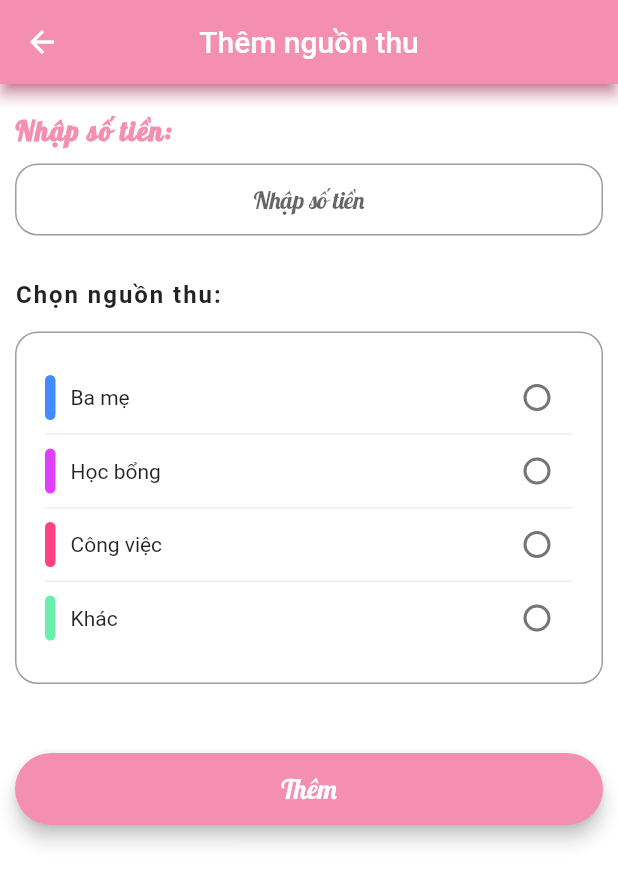
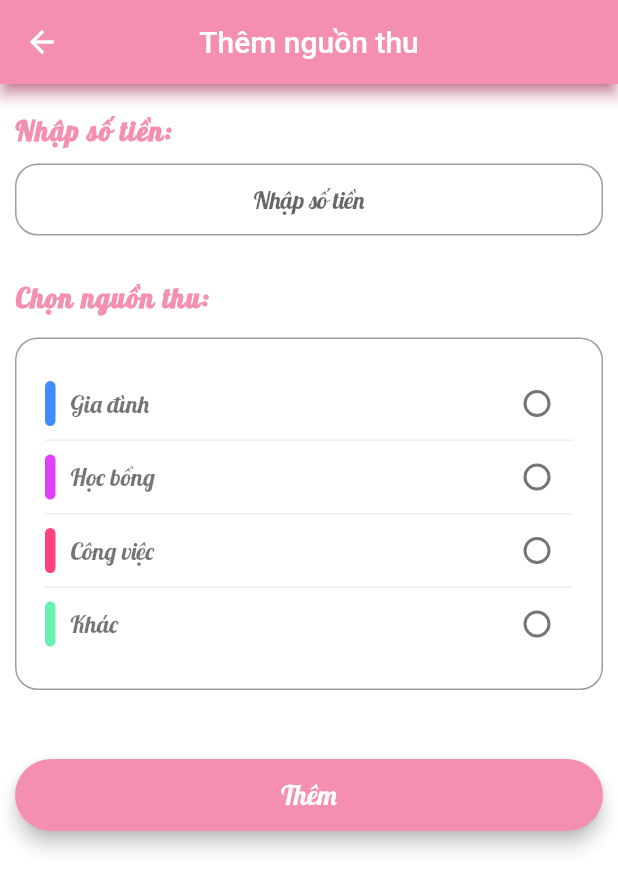
Before and after one commit to leaimy/AppQuanLyChiTieuCaNhan, a Flutter app: the ThemKhoanThuPage screen opened directly, on a phone screen of 412 x 824 dp. Shown: the top 890 px of the screen. Run offline on Flutter 3.47's test engine with Material 2 defaults, Android fonts, the phone set to English and light mode, and no system bars; our stand-ins replace date_time_picker, flutter_calendar_carousel, flutter_local_notifications, font_awesome_flutter, rxdart.

Commit message:
Đồng bộ font chữ 🐶🐶🐶

```diff
--- a/quan_ly_chi_tieu_ca_nhan/lib/screens/quan_ly_tien/them_khoan_thu_page.dart
+++ b/quan_ly_chi_tieu_ca_nhan/lib/screens/quan_ly_tien/them_khoan_thu_page.dart
@@ -35,11 +35,7 @@ class ThemKhoanThuPage extends StatelessWidget {
                   children: [
                     Text(
                       'Chọn nguồn thu:',
-                      style: TextStyle(
-                        fontWeight: FontWeight.bold,
-                        fontSize: 16.0,
-                        letterSpacing: 1.3,
-                      ),
+                      style: kTitleTextStyle,
                     ),
                     SizedBox(height: 15.0),
                     Container(
@@ -74,7 +70,10 @@ class ThemKhoanThuPage extends StatelessWidget {
                                       ),
                                     ),
                                     SizedBox(width: 10.0),
-                                    Text('Ba mẹ'),
+                                    Text(
+                                      'Gia đình',
+                                      style: kNguonThuItemStyle,
+                                    ),
                                   ],
                                 ),
                                 Radio(
@@ -105,7 +104,10 @@ class ThemKhoanThuPage extends StatelessWidget {
                                       ),
                                     ),
                                     SizedBox(width: 10.0),
-                                    Text('Học bổng'),
+                                    Text(
+                                      'Học bổng',
+                                      style: kNguonThuItemStyle,
+                                    ),
                                   ],
                                 ),
                                 Radio(
@@ -136,7 +138,10 @@ class ThemKhoanThuPage extends StatelessWidget {
                                       ),
                                     ),
                                     SizedBox(width: 10.0),
-                                    Text('Công việc'),
+                                    Text(
+                                      'Công việc',
+                                      style: kNguonThuItemStyle,
+                                    ),
                                   ],
                                 ),
                                 Radio(
@@ -167,7 +172,10 @@ class ThemKhoanThuPage extends StatelessWidget {
                                       ),
                                     ),
                                     SizedBox(width: 10.0),
-                                    Text('Khác'),
+                                    Text(
+                                      'Khác',
+                                      style: kNguonThuItemStyle,
+                                    ),
                                   ],
                                 ),
                                 Radio(
--- a/quan_ly_chi_tieu_ca_nhan/lib/utils/constants.dart
+++ b/quan_ly_chi_tieu_ca_nhan/lib/utils/constants.dart
@@ -36,5 +36,11 @@ const kPaddingMainPage = EdgeInsets.symmetric(
   horizontal: 10.0,
 );
 
+const kNguonThuItemStyle = TextStyle(
+  fontFamily: 'Lobster',
+  fontSize: 16.0,
+  color: Colors.black54,
+);
+
 // const kURL = 'http://10.0.2.2:5000';
 const kURL = 'http://10.0.3.2:5000';
```
